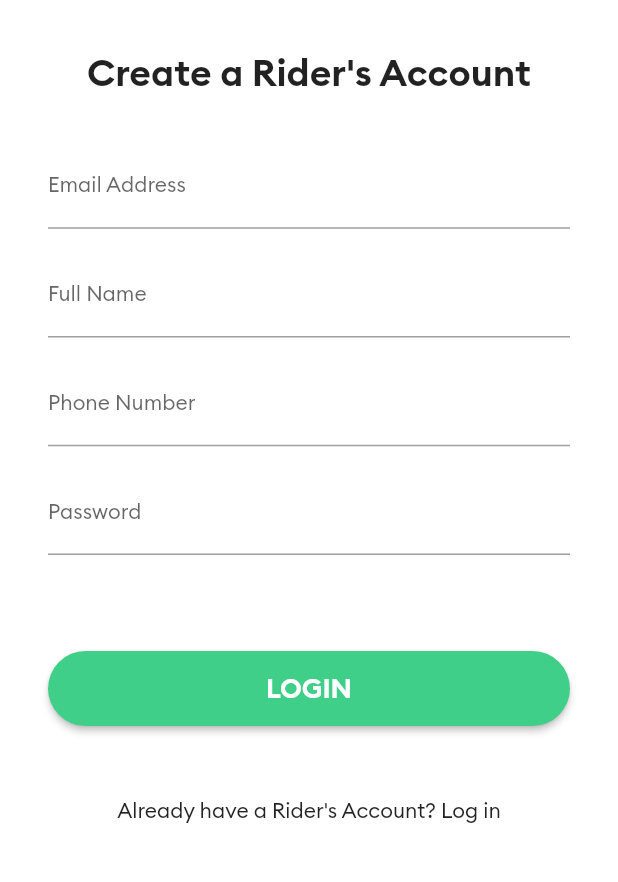
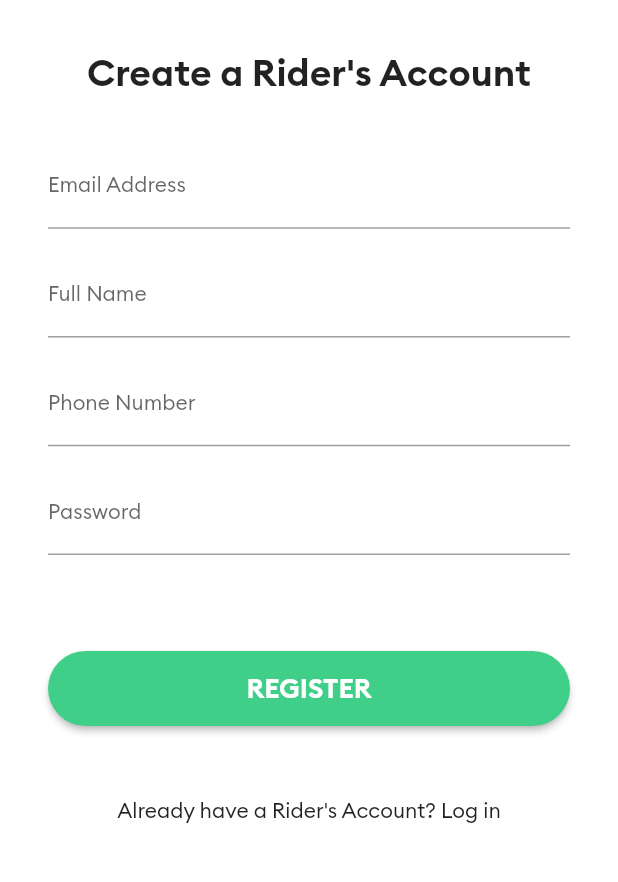
Before and after one commit to kayzkenny/cab_rider, a Flutter app: the screen it shows after launch, on a phone screen of 412 x 824 dp, the part 294-1176 px from its top. Run offline on Flutter 3.47's test engine with Material 2 defaults, Android fonts, the phone set to English and light mode, and no system bars; our stand-ins replace firebase_core, firebase_database; accounts and stored records are empty.

Commit message:
build: create taxi button
A reusable button class

```diff
--- a/lib/screens/login_page.dart
+++ b/lib/screens/login_page.dart
@@ -1,5 +1,6 @@
 import 'package:cab_rider/screens/brand_colors.dart';
 import 'package:cab_rider/screens/registration_page.dart';
+import 'package:cab_rider/widgets/taxi_button.dart';
 import 'package:flutter/material.dart';
 
 class LoginPage extends StatelessWidget {
@@ -70,25 +71,10 @@ class LoginPage extends StatelessWidget {
                 ],
               ),
               SizedBox(height: 64),
-              RaisedButton(
+              TaxiButton(
+                title: 'LOGIN',
+                color: BrandColors.colorGreen,
                 onPressed: () {},
-                shape: RoundedRectangleBorder(
-                  borderRadius: BorderRadius.circular(25),
-                ),
-                color: BrandColors.colorGreen,
-                textColor: Colors.white,
-                child: Container(
-                  height: 50,
-                  child: Center(
-                    child: Text(
-                      'LOGIN',
-                      style: TextStyle(
-                        fontSize: 18,
-                        fontFamily: 'Brand-Bold',
-                      ),
-                    ),
-                  ),
-                ),
               ),
               SizedBox(height: 32),
               FlatButton(
--- a/lib/screens/registration_page.dart
+++ b/lib/screens/registration_page.dart
@@ -1,5 +1,6 @@
 import 'package:cab_rider/screens/brand_colors.dart';
 import 'package:cab_rider/screens/login_page.dart';
+import 'package:cab_rider/widgets/taxi_button.dart';
 import 'package:flutter/material.dart';
 
 class RegistrationPage extends StatelessWidget {
@@ -104,25 +105,10 @@ class RegistrationPage extends StatelessWidget {
                 ],
               ),
               SizedBox(height: 64),
-              RaisedButton(
+              TaxiButton(
+                title: 'REGISTER',
+                color: BrandColors.colorGreen,
                 onPressed: () {},
-                shape: RoundedRectangleBorder(
-                  borderRadius: BorderRadius.circular(25),
-                ),
-                color: BrandColors.colorGreen,
-                textColor: Colors.white,
-                child: Container(
-                  height: 50,
-                  child: Center(
-                    child: Text(
-                      'LOGIN',
-                      style: TextStyle(
-                        fontSize: 18,
-                        fontFamily: 'Brand-Bold',
-                      ),
-                    ),
-                  ),
-                ),
               ),
               SizedBox(height: 32),
               FlatButton(
--- /dev/null
+++ b/lib/widgets/taxi_button.dart
@@ -0,0 +1,38 @@
+import 'package:flutter/material.dart';
+
+class TaxiButton extends StatelessWidget {
+  const TaxiButton({
+    this.title,
+    this.onPressed,
+    this.color,
+    Key key,
+  }) : super(key: key);
+
+  final String title;
+  final Color color;
+  final Function onPressed;
+
+  @override
+  Widget build(BuildContext context) {
+    return RaisedButton(
+      onPressed: onPressed,
+      shape: RoundedRectangleBorder(
+        borderRadius: BorderRadius.circular(25),
+      ),
+      color: color,
+      textColor: Colors.white,
+      child: Container(
+        height: 50,
+        child: Center(
+          child: Text(
+            title,
+            style: TextStyle(
+              fontSize: 18,
+              fontFamily: 'Brand-Bold',
+            ),
+          ),
+        ),
+      ),
+    );
+  }
+}
```
